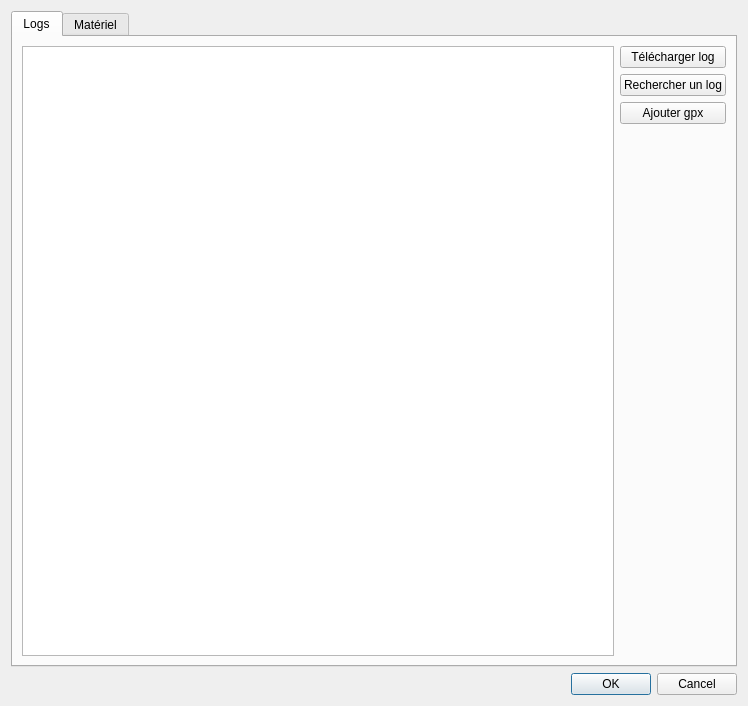
Above: seafoil-log-analyzer/ui/session.ui from ThomasLeMezo/seafoil-tools before the change. Below: the same form after it.
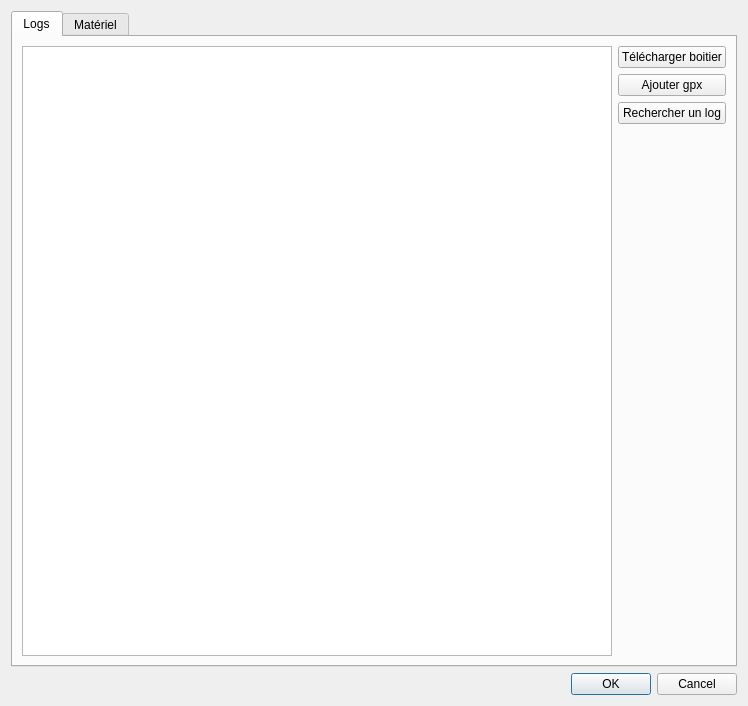
That is the form after the change.

Diff of the .ui file:
```diff
--- a/seafoil-log-analyzer/ui/session.ui
+++ b/seafoil-log-analyzer/ui/session.ui
@@ -25,26 +25,26 @@
       </attribute>
       <layout class="QGridLayout" name="gridLayout_2">
        <item row="2" column="1">
-        <widget class="QPushButton" name="pushButton_upload_gpx">
-         <property name="text">
-          <string>Ajouter gpx</string>
-         </property>
-        </widget>
-       </item>
-       <item row="1" column="1">
         <widget class="QPushButton" name="pushButton_search_log">
          <property name="text">
           <string>Rechercher un log</string>
          </property>
         </widget>
        </item>
-       <item row="0" column="0" rowspan="4">
+       <item row="0" column="0" rowspan="5">
         <widget class="QListView" name="listView_log"/>
        </item>
        <item row="0" column="1">
         <widget class="QPushButton" name="pushButton_upload_log">
          <property name="text">
-          <string>Télécharger log</string>
+          <string>Télécharger boitier</string>
+         </property>
+        </widget>
+       </item>
+       <item row="1" column="1">
+        <widget class="QPushButton" name="pushButton_upload_gpx">
+         <property name="text">
+          <string>Ajouter gpx</string>
          </property>
         </widget>
        </item>
```
